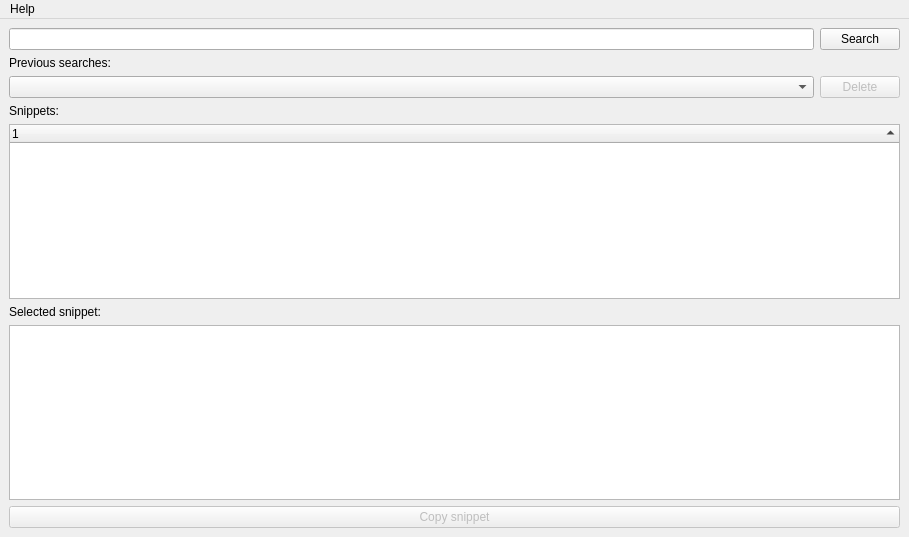
Before: the Qt Designer form apps/Source_and_executables/Win_Mac_Linux/mainwindow.ui in sebastianlundin/ProjectX, drawn with Qt 5.
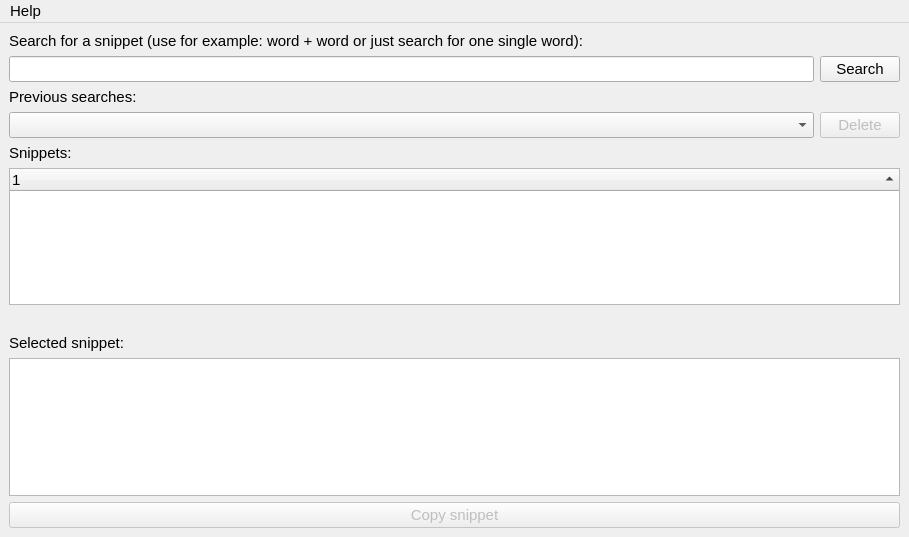
After: the same form once the commit is applied.

Commit message: fixed search, warnings, search animation and some other stuff

The edit to the form file:
```diff
--- a/apps/Source_and_executables/Win_Mac_Linux/mainwindow.ui
+++ b/apps/Source_and_executables/Win_Mac_Linux/mainwindow.ui
@@ -22,40 +22,71 @@
     <height>537</height>
    </size>
   </property>
+  <property name="font">
+   <font>
+    <pointsize>11</pointsize>
+   </font>
+  </property>
   <property name="windowTitle">
    <string/>
   </property>
   <widget class="QWidget" name="guiGrid">
    <layout class="QGridLayout" name="gridLayout">
-    <item row="0" column="0" rowspan="2">
+    <item row="1" column="0" rowspan="2">
      <widget class="QLineEdit" name="searchField"/>
     </item>
-    <item row="0" column="1" rowspan="2">
+    <item row="1" column="1" rowspan="2">
      <widget class="QPushButton" name="searchSnippet">
+      <property name="font">
+       <font>
+        <pointsize>11</pointsize>
+       </font>
+      </property>
       <property name="text">
        <string>Search</string>
       </property>
      </widget>
     </item>
-    <item row="2" column="0" colspan="2">
+    <item row="3" column="0" colspan="2">
      <widget class="QLabel" name="previousSearchesLabel">
+      <property name="font">
+       <font>
+        <pointsize>11</pointsize>
+       </font>
+      </property>
       <property name="text">
        <string>Previous searches:</string>
       </property>
      </widget>
     </item>
-    <item row="4" column="0">
-     <widget class="QComboBox" name="comboBox"/>
+    <item row="5" column="0">
+     <widget class="QComboBox" name="comboBox">
+      <property name="font">
+       <font>
+        <pointsize>11</pointsize>
+       </font>
+      </property>
+     </widget>
     </item>
-    <item row="6" column="0">
+    <item row="7" column="0">
      <widget class="QLabel" name="listSnippetsLabel">
+      <property name="font">
+       <font>
+        <pointsize>11</pointsize>
+       </font>
+      </property>
       <property name="text">
        <string>Snippets:</string>
       </property>
      </widget>
     </item>
-    <item row="7" column="0" colspan="2">
+    <item row="8" column="0" colspan="2">
      <widget class="QTreeWidget" name="listSnippets">
+      <property name="font">
+       <font>
+        <pointsize>11</pointsize>
+       </font>
+      </property>
       <property name="alternatingRowColors">
        <bool>true</bool>
       </property>
@@ -81,15 +112,25 @@
       </column>
      </widget>
     </item>
-    <item row="8" column="0">
+    <item row="10" column="0">
      <widget class="QLabel" name="selectedSnippetLabel">
+      <property name="font">
+       <font>
+        <pointsize>11</pointsize>
+       </font>
+      </property>
       <property name="text">
        <string>Selected snippet:</string>
       </property>
      </widget>
     </item>
-    <item row="9" column="0" colspan="2">
+    <item row="11" column="0" colspan="2">
      <widget class="QTextEdit" name="selectedSnippet">
+      <property name="font">
+       <font>
+        <pointsize>11</pointsize>
+       </font>
+      </property>
       <property name="acceptDrops">
        <bool>false</bool>
       </property>
@@ -107,11 +148,16 @@
       </property>
      </widget>
     </item>
-    <item row="10" column="0" colspan="2">
+    <item row="12" column="0" colspan="2">
      <widget class="QPushButton" name="copySnippet">
       <property name="enabled">
        <bool>false</bool>
       </property>
+      <property name="font">
+       <font>
+        <pointsize>11</pointsize>
+       </font>
+      </property>
       <property name="text">
        <string>Copy snippet</string>
       </property>
@@ -126,16 +172,54 @@
       </property>
      </widget>
     </item>
-    <item row="4" column="1">
+    <item row="5" column="1">
      <widget class="QPushButton" name="deleteSelectedPrevSearch">
       <property name="enabled">
        <bool>false</bool>
       </property>
+      <property name="font">
+       <font>
+        <pointsize>11</pointsize>
+       </font>
+      </property>
       <property name="text">
        <string>Delete</string>
       </property>
      </widget>
     </item>
+    <item row="0" column="0">
+     <widget class="QLabel" name="searchLabel">
+      <property name="font">
+       <font>
+        <pointsize>11</pointsize>
+       </font>
+      </property>
+      <property name="text">
+       <string>Search for a snippet (use for example: word + word or just search for one single word):</string>
+      </property>
+     </widget>
+    </item>
+    <item row="9" column="0" colspan="2">
+     <widget class="QLabel" name="foundNumberOfSnippets">
+      <property name="font">
+       <font>
+        <pointsize>11</pointsize>
+       </font>
+      </property>
+      <property name="layoutDirection">
+       <enum>Qt::LeftToRight</enum>
+      </property>
+      <property name="styleSheet">
+       <string notr="true"/>
+      </property>
+      <property name="text">
+       <string/>
+      </property>
+      <property name="alignment">
+       <set>Qt::AlignRight|Qt::AlignTrailing|Qt::AlignVCenter</set>
+      </property>
+     </widget>
+    </item>
    </layout>
   </widget>
   <widget class="QMenuBar" name="menubar">
```
The commit also changes 19 other files.
